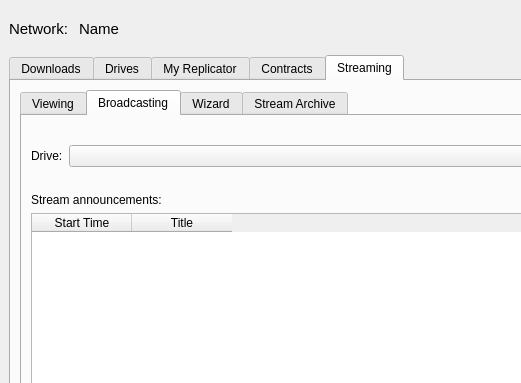
This is UserApp/mainwin.ui in proximax-storage/cpp-xpx-storage-user-app as Qt 5 draws it before an edit; both pictures show x 0 to 521 and y 0 to 383 of the 1000 by 780 pixel window. The edited form follows.
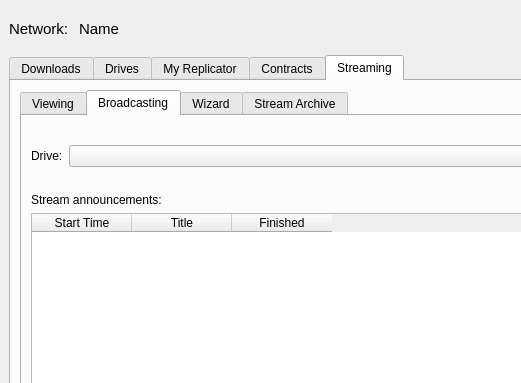
This is the edited form. The open tabs and pages were chosen to show the change.

```diff
--- a/UserApp/mainwin.ui
+++ b/UserApp/mainwin.ui
@@ -1846,6 +1846,11 @@
                   <string>Title</string>
                  </property>
                 </column>
+                <column>
+                 <property name="text">
+                  <string>Finished</string>
+                 </property>
+                </column>
                </widget>
               </item>
               <item>
```
Left out of the diff: 2 changed lines with no effect on the pictures.
